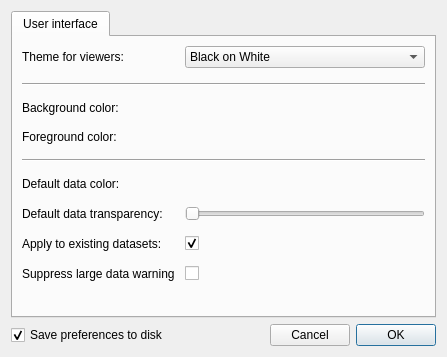
glue-viz/glue, file glue/app/qt/preferences.ui: the form before one commit.
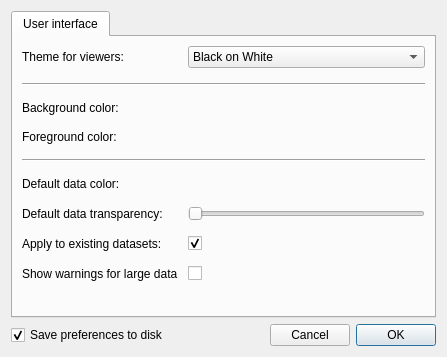
The form after the commit. Custom widgets are drawn as their Qt base class.

Commit message:
Change name of setting to SHOW_LARGE_DATA_WARNING, and make it operate in reverse
(ie. True is default, and shows warnings, turn off to suppress warnings)

```diff
--- a/glue/app/qt/preferences.ui
+++ b/glue/app/qt/preferences.ui
@@ -169,7 +169,7 @@
        <item row="8" column="0">
         <widget class="QLabel" name="label_7">
          <property name="text">
-          <string>Suppress large data warning</string>
+          <string>Show warnings for large data</string>
          </property>
         </widget>
        </item>
```
Left out of the diff: 2 changed lines with no effect on the pictures. The commit also changes 3 other files.
